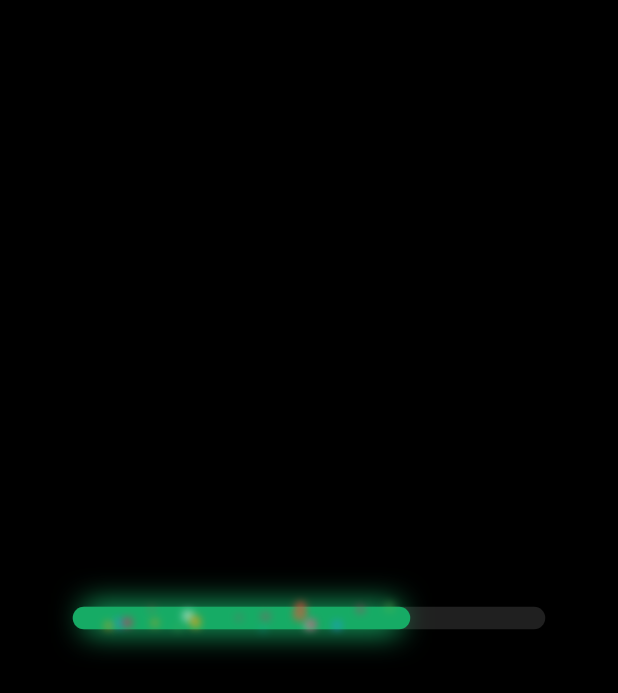
After one commit to SoramYO/MoneyMind_Flutter, a Flutter app: the GlitterLineDemo screen opened directly, on a phone screen of 412 x 824 dp. The commit adds this screen. Shown: the top 693 px of the screen. Run offline on Flutter 3.47's test engine with Material 3 defaults, Android fonts, the phone set to English and light mode, and no system bars; our stand-ins replace dartz, dio, firebase_analytics, firebase_core, firebase_messaging, flutter_bloc and 6 more; missing offline and left inert: signalr_core; accounts and stored records are empty.

Commit message:
update UI

```diff
--- /dev/null
+++ b/lib/common/widgets/glitter_line_demo.dart
@@ -0,0 +1,44 @@
+import 'package:flutter/material.dart';
+import 'custom_line_painter.dart';
+import 'dart:async';
+
+class GlitterLineDemo extends StatefulWidget {
+  @override
+  _GlitterLineDemoState createState() => _GlitterLineDemoState();
+}
+
+class _GlitterLineDemoState extends State<GlitterLineDemo> {
+  double progress = 0.7; // Tiến trình (0 đến 1)
+
+  @override
+  void initState() {
+    super.initState();
+    _startGlitterEffect();
+  }
+
+  void _startGlitterEffect() {
+    Timer.periodic(const Duration(milliseconds: 50), (timer) {
+      if (mounted) {
+        setState(() {}); // Cập nhật lại widget để làm mới hiệu ứng
+      } else {
+        timer.cancel();
+      }
+    });
+  }
+
+  @override
+  Widget build(BuildContext context) {
+    return Scaffold(
+      backgroundColor: Colors.black,
+      body: Center(
+        child: CustomPaint(
+          painter: CustomLinePainter(
+            progress: progress,
+            status: true,
+          ),
+          size: const Size(300, 20),
+        ),
+      ),
+    );
+  }
+}
--- a/lib/presentation/wallet_category/pages/wallet_category_list.dart
+++ b/lib/presentation/wallet_category/pages/wallet_category_list.dart
@@ -214,8 +214,12 @@ class _WalletCategoryListViewState extends State<WalletCategoryListView> {
         ),
         actions: [
           IconButton(
-            icon: const Icon(Icons.filter_list),
+            icon: const Icon(Icons.filter_list, color: Colors.white),
             onPressed: _showFilterSheet,
+          ),
+          IconButton(
+            icon: const Icon(Icons.add, color: Colors.white),
+            onPressed: () {},
           ),
         ],
       ),
--- a/lib/presentation/wallet_category/widgets/add_activity_bottom_sheet.dart
+++ b/lib/presentation/wallet_category/widgets/add_activity_bottom_sheet.dart
@@ -106,6 +106,7 @@ class _AddActivityBottomSheetState extends State<AddActivityBottomSheet> {
               border: OutlineInputBorder(),
               errorText: _descriptionError,
             ),
+            maxLines: 3,
           ),
           const SizedBox(height: 16),
           ElevatedButton(
```
Also changed, not shown: lib/common/widgets/custom_line_painter.dart (+68 -19 lines), lib/presentation/main/main_tab_view.dart (+49 -20 lines), lib/presentation/transaction/pages/transaction_list_view.dart (+12 -0 lines).
